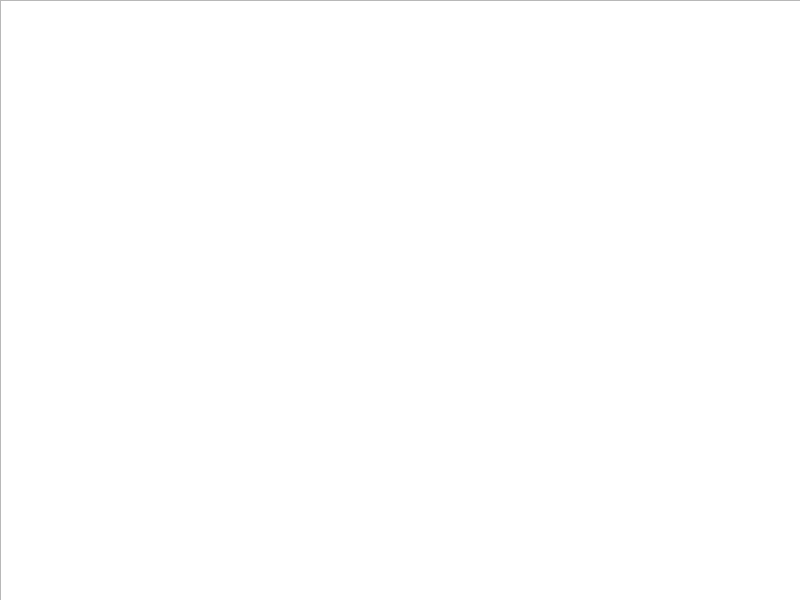
This is src/modules/inventory_manager/inventorywidget.ui in Ing-chuck/Aguara_POS as Qt 5 draws it before an edit. The edited form follows.
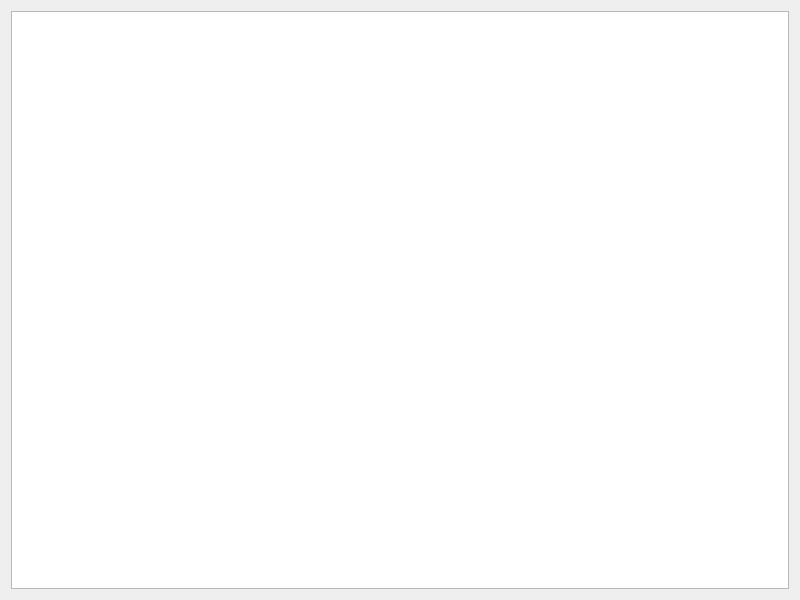
This is the edited form.

What changed in the file:
```diff
--- a/src/modules/inventory_manager/inventorywidget.ui
+++ b/src/modules/inventory_manager/inventorywidget.ui
@@ -13,16 +13,11 @@
   <property name="windowTitle">
    <string>inventoryWidget</string>
   </property>
-  <widget class="QTableView" name="tableView">
-   <property name="geometry">
-    <rect>
-     <x>0</x>
-     <y>0</y>
-     <width>801</width>
-     <height>601</height>
-    </rect>
-   </property>
-  </widget>
+  <layout class="QGridLayout" name="gridLayout">
+   <item row="0" column="0">
+    <widget class="QTableView" name="tableView"/>
+   </item>
+  </layout>
  </widget>
  <resources/>
  <connections/>
```
